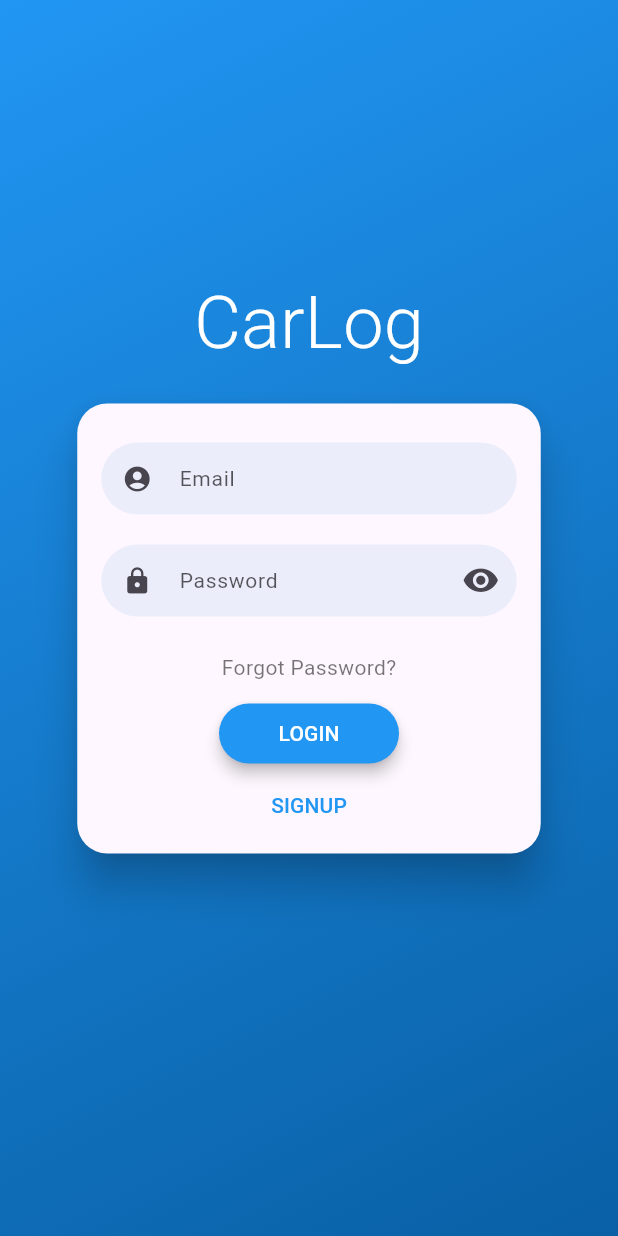
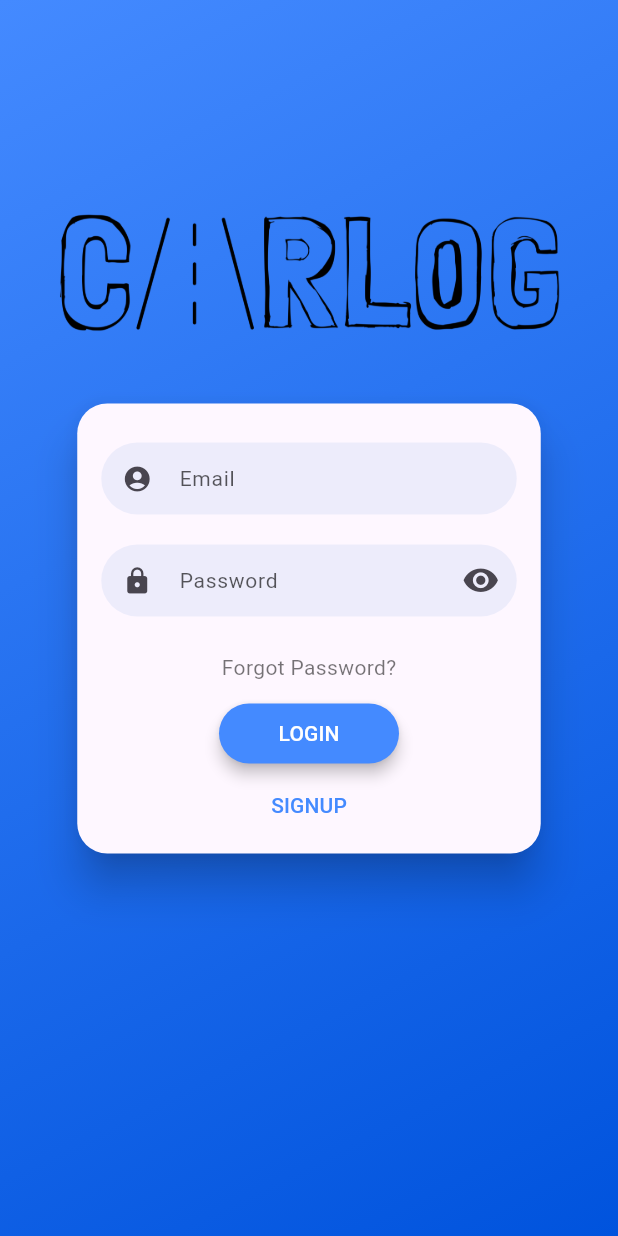
Before and after one commit to Norbatko/CarLog, a Flutter app: the screen it shows after launch, on a phone screen of 412 x 824 dp. Run offline on Flutter 3.47's test engine with Material 3 defaults, Android fonts, the phone set to English and light mode, and no system bars; drawn by our look-alikes of flutter_login; our stand-ins replace firebase_auth, firebase_core, firebase_database; accounts and stored records are empty.

```diff
--- a/lib/screens/login/login_screen.dart
+++ b/lib/screens/login/login_screen.dart
@@ -1,4 +1,5 @@
 import 'package:car_log/screens/cars_list/cars_list_screen.dart';
+import 'package:car_log/screens/users_list/users_list_screen.dart';
 import 'package:flutter/material.dart';
 import 'package:provider/provider.dart';
 import 'package:flutter_login/flutter_login.dart';
@@ -30,7 +31,9 @@ class _LoginScreenState extends State<LoginScreen> {
       if (userId != null) {
         // Extract additional signup fields from FlutterLogin
         String name = data.additionalSignupData?['name'] ?? '';
-        String login = data.additionalSignupData?['login'] ?? data.name?.split('@')[0] ?? '';
+        String login = data.additionalSignupData?['login'] ??
+            data.name?.split('@')[0] ??
+            '';
         String phoneNumber = data.additionalSignupData?['phoneNumber'] ?? '';
 
         // Create and save the user profile in Firebase
@@ -53,19 +56,15 @@ class _LoginScreenState extends State<LoginScreen> {
   }
 
   void _onLoginSuccess() {
-    Future.delayed(const Duration(milliseconds: 2500), () {
-      if (mounted) {
-        Navigator.of(context).pushReplacement(
-          MaterialPageRoute(builder: (context) => const CarsListScreen()),
-        );
-      }
-    });
+    Navigator.of(context).pushReplacement(
+      MaterialPageRoute(builder: (context) => UsersListScreen()),
+    );
   }
 
   @override
   Widget build(BuildContext context) {
     return FlutterLogin(
-      title: "CarLog",
+      logo: AssetImage('assets/images/logo.png'),
       onLogin: (LoginData data) async {
         final result = await _authenticateUser(data);
         if (result == null) {
@@ -74,13 +73,26 @@ class _LoginScreenState extends State<LoginScreen> {
         return result;
       },
       onSignup: _onSignup,
-      onRecoverPassword: (String name) => Provider.of<AuthService>(context, listen: false).recoverPassword(name),
+      onRecoverPassword: (String name) =>
+          Provider.of<AuthService>(context, listen: false)
+              .recoverPassword(name),
       additionalSignupFields: [
-        UserFormField(keyName: 'name', displayName: 'Full Name', icon: Icon(Icons.person)),
-        UserFormField(keyName: 'login', displayName: 'Username', icon: Icon(Icons.account_circle)),
-        UserFormField(keyName: 'phoneNumber', displayName: 'Phone Number', icon: Icon(Icons.phone)),
+        UserFormField(
+            keyName: 'name',
+            displayName: 'Full Name',
+            icon: Icon(Icons.person)),
+        UserFormField(
+            keyName: 'login',
+            displayName: 'Username',
+            icon: Icon(Icons.account_circle)),
+        UserFormField(
+            keyName: 'phoneNumber',
+            displayName: 'Phone Number',
+            icon: Icon(Icons.phone)),
       ],
-      theme: LoginTheme(primaryColor: Colors.blue),
+      theme: LoginTheme(primaryColor: Colors.blueAccent, logoWidth: 150),
+      savedEmail: "miro@mail.co.uk",
+      savedPassword: "123456",
     );
   }
 }
```
